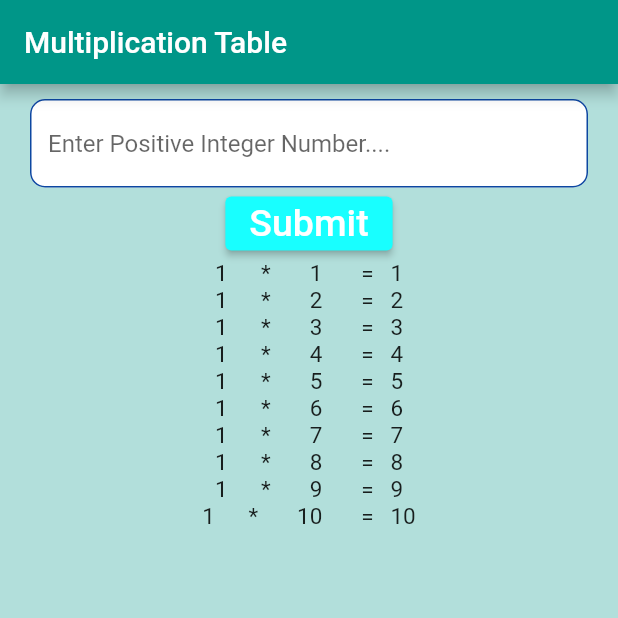
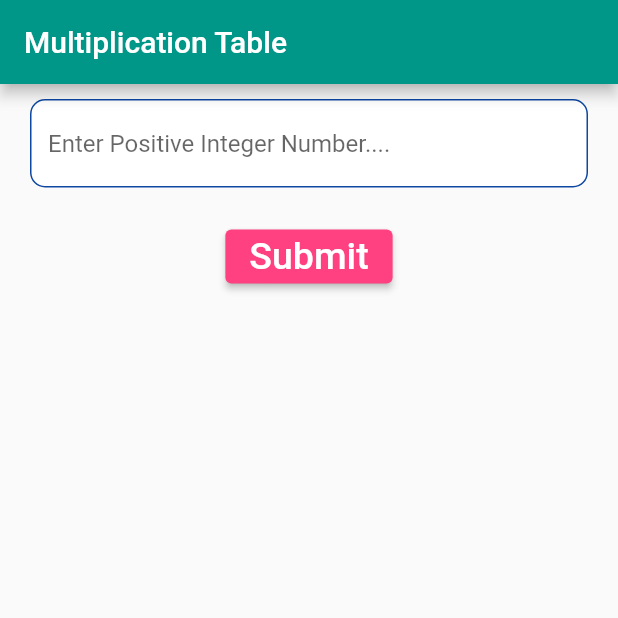
Before and after one commit to VivekTailor19/exam_multiplication, a Flutter app: the screen it shows after launch, after a tap on "Submit", on a phone screen of 412 x 824 dp, the top half of it. Run offline on Flutter 3.47's test engine with Material 2 defaults, Android fonts, the phone set to English and light mode, and no system bars.

Commit message:
multiplication

```diff
--- a/lib/multiplication.dart
+++ b/lib/multiplication.dart
@@ -16,7 +16,7 @@ class _MultiplicationState extends State<Multiplication> {
   List<int> output = [];
 
   TextEditingController txtno = TextEditingController();
-  GlobalKey globalKey = GlobalKey();
+  var globalKey = GlobalKey<FormState>();
 
   bool click = false;
 
@@ -25,7 +25,7 @@ class _MultiplicationState extends State<Multiplication> {
     return Form(
       key: globalKey,
       child: SafeArea(
-        child: Scaffold(backgroundColor: Colors.teal.shade100,
+        child: Scaffold(
           appBar: AppBar(backgroundColor: Colors.teal,
               title:Text("Multiplication Table",style: TextStyle(fontSize: 20,color: Colors.white),)
 
@@ -41,10 +41,13 @@ class _MultiplicationState extends State<Multiplication> {
 
                     validator: (value) {
 
-                     if(int.parse(txtno.text) < 0)
+                      int noo = int.parse(txtno.text);
+
+                     if( noo <= 0)
                        {
-                         print("Enter Positive Number");
+                         return "Enter Positive Number";
                        }
+
 
 
                     },
@@ -59,20 +62,29 @@ class _MultiplicationState extends State<Multiplication> {
                     ),
                   ),
                 ),
+                SizedBox(height: 22),
 
-                ElevatedButton(style: ElevatedButton.styleFrom(backgroundColor: Colors.cyanAccent),
+                ElevatedButton(style: ElevatedButton.styleFrom(backgroundColor: Colors.pinkAccent),
                     onPressed: () {
+                  if (globalKey.currentState!.validate())
+                    {
                       setState(() {
                         number = int.parse(txtno.text);
+                        click = true;
                       });
+                    }
+
 
                 }, child: Text("Submit",style: TextStyle(fontSize: 25),)),
+                SizedBox(height: 22),
 
-                Expanded(child: ListView.builder(itemBuilder: (context, index) {
+                Visibility( visible: click,
+                  child: Expanded(child: ListView.builder(itemBuilder: (context, index) {
                     return Tabs(no: number,num:digit[index],multi:(number * digit[index]));
                   },
                     itemCount: 10,
                   )
+                  ),
                 )
 
 
@@ -89,9 +101,12 @@ class _MultiplicationState extends State<Multiplication> {
     return Row(
       mainAxisAlignment: MainAxisAlignment.center,
       children: [
-        Text("$no",style: TextStyle(fontSize: 15),),
-        Text("      *       $num",style: TextStyle(fontSize: 15),),
-        Text("       =   ${multi}",style: TextStyle(fontSize: 15),)
+        Container(color:Colors.yellow,width: 50,alignment:Alignment.center,child: Text("$no",style: TextStyle(fontSize: 20),)),
+        Container(color: Colors.lightBlueAccent,width: 50,alignment:Alignment.center,child: Text("*",style: TextStyle(fontSize: 20),)),
+        Container(color:Colors.orange,width: 50,alignment:Alignment.center,child: Text("$num",style: TextStyle(fontSize: 20),)),
+        Container(color:Colors.lightBlueAccent,width: 50,alignment:Alignment.center,child: Text("=",style: TextStyle(fontSize: 20),)),
+        Container(color:Colors.green,width: 50,alignment:Alignment.center,child: Text("$multi",style: TextStyle(fontSize: 20),)),
+
       ],
     );
   }
```
Lines whose indentation alone changed are shown as unchanged.
